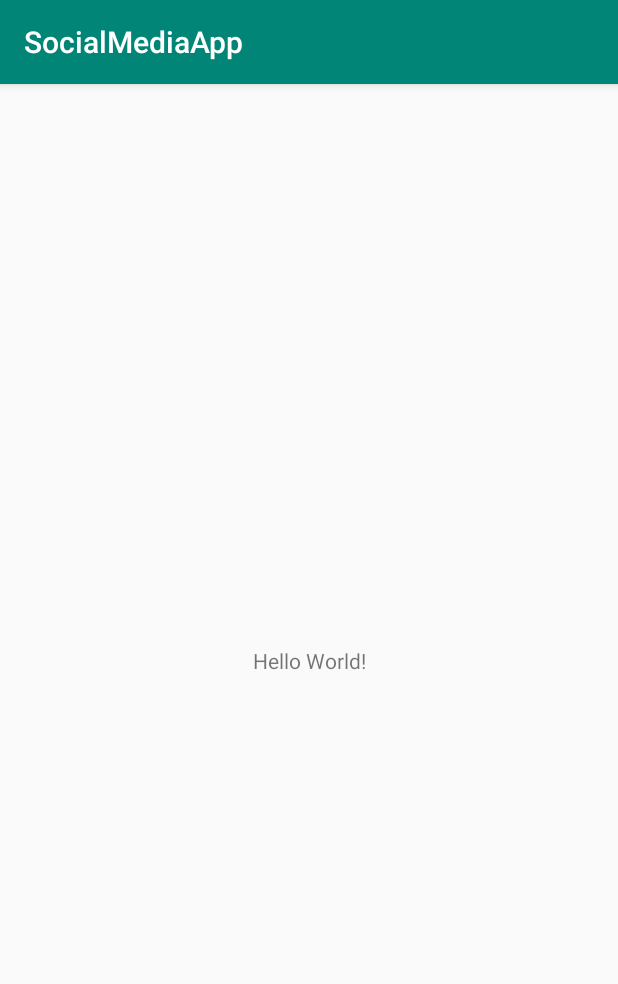
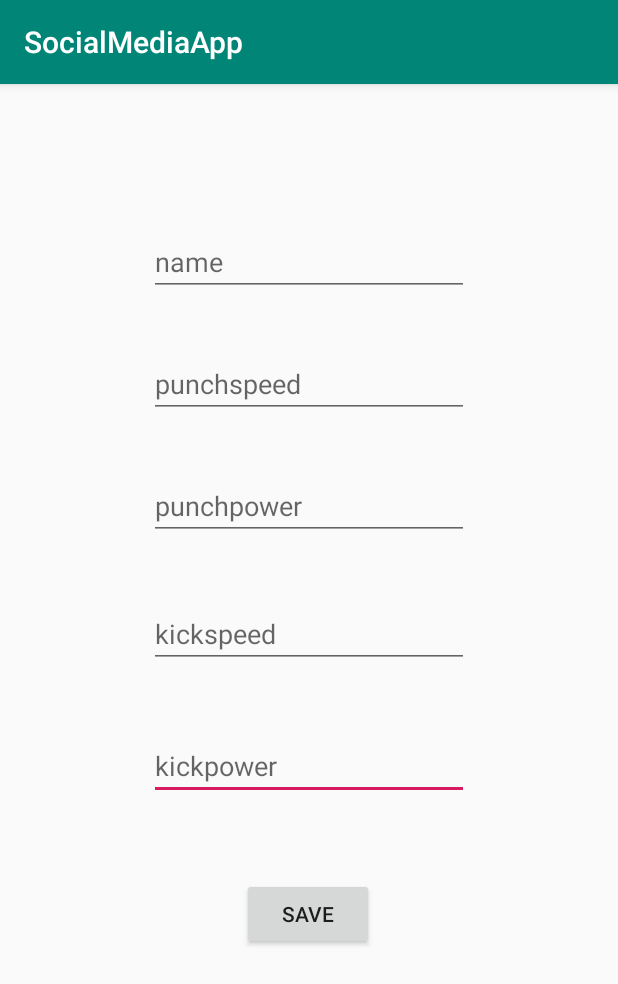
Before and after one commit to RyanPerera/SocialMediaApp, an Android app: the screen it shows after launch (SignUp), on a phone screen of 412 x 824 dp. Shown: the top 984 px of the screen. Run offline under Robolectric (Android 15) with nearby library versions, the phone set to English and light mode, and no system bars; libraries missing offline, so code that uses them is left out: com.parse, com.shashank.sony; 2 statements that could not run were skipped.

Commit message:
Implemented external library for fancy toast messages

```diff
--- a/app/build.gradle
+++ b/app/build.gradle
@@ -26,4 +26,5 @@ dependencies {
     androidTestImplementation 'androidx.test:runner:1.2.0'
     androidTestImplementation 'androidx.test.espresso:espresso-core:3.2.0'
     implementation 'com.github.parse-community.Parse-SDK-Android:parse:1.20.0'
+    implementation 'com.github.Shashank02051997:FancyToast-Android:0.1.6'
 }
--- a/app/src/main/java/com/example/socialmediaapp/SignUp.java
+++ b/app/src/main/java/com/example/socialmediaapp/SignUp.java
@@ -2,7 +2,8 @@ package com.example.socialmediaapp;
 
 import android.os.Bundle;
 import android.view.View;
-import android.widget.Toast;
+import android.widget.Button;
+import android.widget.EditText;
 
 import androidx.appcompat.app.AppCompatActivity;
 
@@ -10,29 +11,59 @@ import com.parse.ParseException;
 import com.parse.ParseInstallation;
 import com.parse.ParseObject;
 import com.parse.SaveCallback;
+import com.shashank.sony.fancytoastlib.FancyToast;
 
-public class SignUp extends AppCompatActivity {
+public class SignUp extends AppCompatActivity  implements View.OnClickListener{
+
+    private Button btnSave;
+    private EditText editName, editPunchSpeed, editPunchPower, editKickSpeed, editKickPower;
+
 
     @Override
-    protected void onCreate(Bundle savedInstanceState) {
+    protected void onCreate(Bundle savedInstanceState)    {
         super.onCreate(savedInstanceState);
         setContentView(R.layout.activity_sign_up);
 
         // Save the current Installation to Back4App
         ParseInstallation.getCurrentInstallation().saveInBackground();
+
+        btnSave = findViewById(R.id.btnSave);
+
+        btnSave.setOnClickListener(SignUp.this);
+
+        editName = findViewById(R.id.editName);
+        editPunchSpeed = findViewById(R.id.editPunchSpeed);
+        editPunchPower = findViewById(R.id.editPunchPower);
+        editKickSpeed = findViewById(R.id.editKickSpeed);
+        editKickPower = findViewById(R.id.editKickPower);
+
+
+
     }
 
-    public void helloWorldTapped(View view){
+    @Override
+    public void onClick(View view) {
 
-        ParseObject boxer = new ParseObject("Boxer");
-        boxer.put("Punch_Speed", 200);
-        boxer.saveInBackground(new SaveCallback() {
-            @Override
-            public void done(ParseException e) {
-                if (e==null){
-                    Toast.makeText(SignUp.this,"Object saved successfully", Toast.LENGTH_LONG).show();
+        try {
+            final ParseObject kickBoxer = new ParseObject("kickBoxer");
+            kickBoxer.put("name", editName.getText().toString());
+            kickBoxer.put("punchSpeed", Integer.parseInt(editPunchSpeed.getText().toString()));
+            kickBoxer.put("punchPower", Integer.parseInt(editPunchPower.getText().toString()));
+            kickBoxer.put("kickSpeed", Integer.parseInt(editKickSpeed.getText().toString()));
+            kickBoxer.put("kickPower", Integer.parseInt(editKickPower.getText().toString()));
+            kickBoxer.saveInBackground(new SaveCallback() {
+                @Override
+                public void done(ParseException e) {
+                    if (e == null) {
+                        FancyToast.makeText(SignUp.this, kickBoxer.get("name") + " sent to server", FancyToast.LENGTH_LONG, FancyToast.SUCCESS, false).show();
+                    } else {
+                        FancyToast.makeText(SignUp.this, e.getMessage(), FancyToast.LENGTH_LONG, FancyToast.ERROR, false).show();
+                    }
                 }
-            }
-        });
+            });
+        }
+        catch (Exception e){
+            FancyToast.makeText(SignUp.this, e.getMessage(), FancyToast.LENGTH_LONG, FancyToast.ERROR, false).show();
+        }
     }
 }
--- a/app/src/main/res/layout/activity_sign_up.xml
+++ b/app/src/main/res/layout/activity_sign_up.xml
@@ -6,14 +6,87 @@
     android:layout_height="match_parent"
     tools:context=".SignUp">
 
-    <TextView
+    <EditText
+        android:id="@+id/editKickPower"
         android:layout_width="wrap_content"
         android:layout_height="wrap_content"
-        android:onClick="helloWorldTapped"
-        android:text="Hello World!"
-        app:layout_constraintBottom_toBottomOf="parent"
-        app:layout_constraintLeft_toLeftOf="parent"
-        app:layout_constraintRight_toRightOf="parent"
+        android:layout_marginStart="8dp"
+        android:layout_marginTop="128dp"
+        android:layout_marginEnd="8dp"
+        android:ems="10"
+        android:hint="kickpower"
+        android:inputType="textPersonName"
+        app:layout_constraintEnd_toEndOf="parent"
+        app:layout_constraintStart_toStartOf="parent"
+        app:layout_constraintTop_toBottomOf="@+id/editPunchPower" />
+
+    <EditText
+        android:id="@+id/editName"
+        android:layout_width="wrap_content"
+        android:layout_height="wrap_content"
+        android:layout_marginStart="8dp"
+        android:layout_marginTop="96dp"
+        android:layout_marginEnd="8dp"
+        android:ems="10"
+        android:hint="name"
+        android:inputType="textPersonName"
+        app:layout_constraintEnd_toEndOf="parent"
+        app:layout_constraintStart_toStartOf="parent"
         app:layout_constraintTop_toTopOf="parent" />
 
+    <EditText
+        android:id="@+id/editPunchSpeed"
+        android:layout_width="wrap_content"
+        android:layout_height="wrap_content"
+        android:layout_marginStart="8dp"
+        android:layout_marginTop="36dp"
+        android:layout_marginEnd="8dp"
+        android:ems="10"
+        android:hint="punchspeed"
+        android:inputType="textPersonName"
+        app:layout_constraintEnd_toEndOf="parent"
+        app:layout_constraintStart_toStartOf="parent"
+        app:layout_constraintTop_toBottomOf="@+id/editName" />
+
+    <EditText
+        android:id="@+id/editPunchPower"
+        android:layout_width="wrap_content"
+        android:layout_height="wrap_content"
+        android:layout_marginStart="8dp"
+        android:layout_marginTop="36dp"
+        android:layout_marginEnd="8dp"
+        android:ems="10"
+        android:hint="punchpower"
+        android:inputType="textPersonName"
+        app:layout_constraintEnd_toEndOf="parent"
+        app:layout_constraintStart_toStartOf="parent"
+        app:layout_constraintTop_toBottomOf="@+id/editPunchSpeed" />
+
+    <EditText
+        android:id="@+id/editKickSpeed"
+        android:layout_width="wrap_content"
+        android:layout_height="wrap_content"
+        android:layout_marginStart="8dp"
+        android:layout_marginTop="40dp"
+        android:layout_marginEnd="8dp"
+        android:ems="10"
+        android:hint="kickspeed"
+        android:inputType="textPersonName"
+        app:layout_constraintEnd_toEndOf="parent"
+        app:layout_constraintStart_toStartOf="parent"
+        app:layout_constraintTop_toBottomOf="@+id/editPunchPower" />
+
+    <Button
+        android:id="@+id/btnSave"
+        android:layout_width="wrap_content"
+        android:layout_height="wrap_content"
+        android:layout_marginStart="8dp"
+        android:layout_marginTop="52dp"
+        android:layout_marginEnd="8dp"
+        android:text="Save"
+        app:layout_constraintEnd_toEndOf="parent"
+        app:layout_constraintHorizontal_bias="0.498"
+        app:layout_constraintStart_toStartOf="parent"
+        app:layout_constraintTop_toBottomOf="@+id/editKickPower" />
+
 </androidx.constraintlayout.widget.ConstraintLayout>
```
